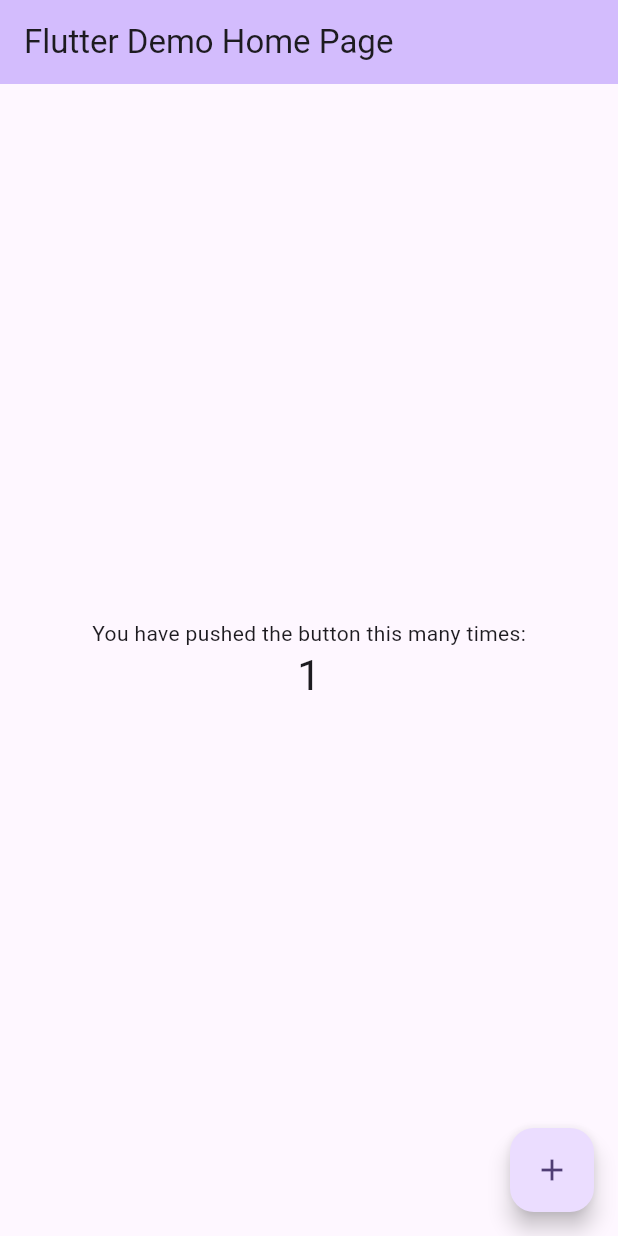
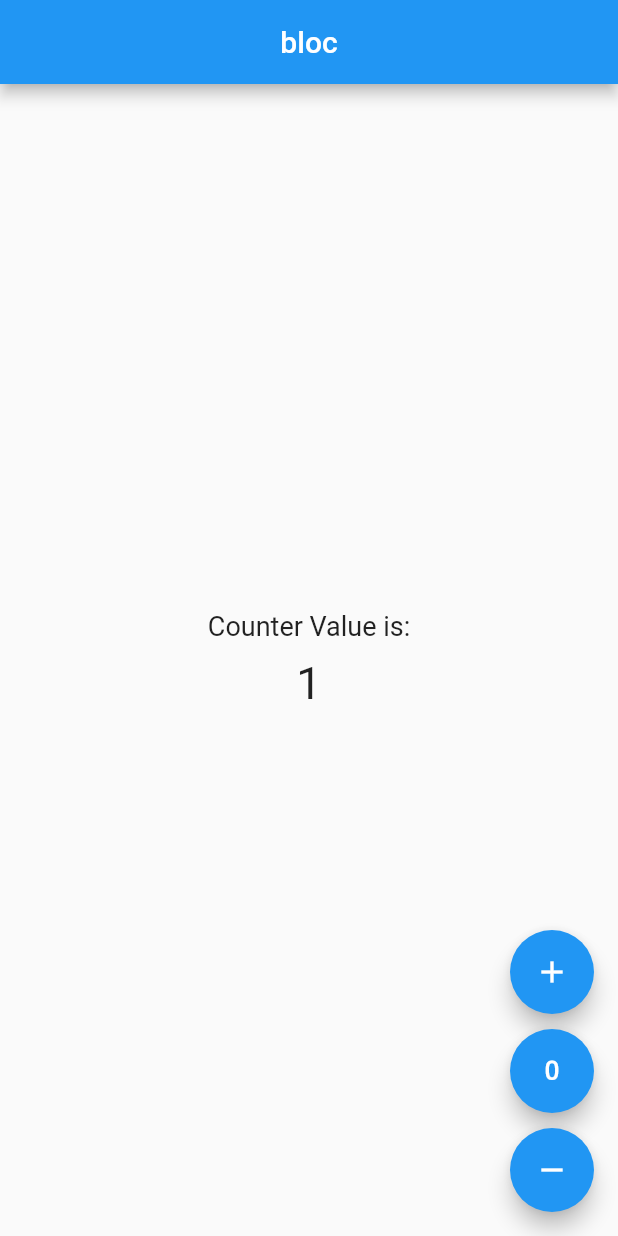
Before and after one commit to Ezzalarab-r/bloc_simple_posts, a Flutter app: the screen it shows after launch, after a tap on the "add" icon, on a phone screen of 412 x 824 dp. Run offline on Flutter 3.47's test engine with Material 2 defaults, Android fonts, the phone set to English and light mode, and no system bars; our stand-ins replace flutter_bloc.

Commit message:
firs example, counter

```diff
--- /dev/null
+++ b/lib/bloc/counter_bloc.dart
@@ -0,0 +1,23 @@
+import 'package:flutter/material.dart';
+import 'package:flutter_bloc/flutter_bloc.dart';
+
+part 'counter_event.dart';
+part 'counter_state.dart';
+
+class CounterBloc extends Bloc<CounterEvent, CounterState> {
+  int counter = 0;
+  CounterBloc() : super(CounterInitial()) {
+    on<CounterEvent>((event, emit) {
+      if (event is CounterIncrement) {
+        counter++;
+        emit(CounterValueChanged(counter));
+      } else if (event is CounterDecrement) {
+        counter--;
+        emit(CounterValueChanged(counter));
+      } else {
+        counter = 0;
+        emit(CounterValueChanged(counter));
+      }
+    });
+  }
+}
--- /dev/null
+++ b/lib/bloc/counter_event.dart
@@ -0,0 +1,10 @@
+part of 'counter_bloc.dart';
+
+@immutable
+abstract class CounterEvent {}
+
+class CounterIncrement extends CounterEvent {}
+
+class CounterDecrement extends CounterEvent {}
+
+class CounterReset extends CounterEvent {}
--- /dev/null
+++ b/lib/bloc/counter_state.dart
@@ -0,0 +1,11 @@
+part of 'counter_bloc.dart';
+
+@immutable
+abstract class CounterState {}
+
+class CounterInitial extends CounterState {}
+
+class CounterValueChanged extends CounterState {
+  final int counter;
+  CounterValueChanged(this.counter);
+}
--- a/lib/main.dart
+++ b/lib/main.dart
@@ -1,4 +1,8 @@
+import 'package:bloc_simple_posts/pages/home_page.dart';
 import 'package:flutter/material.dart';
+import 'package:flutter_bloc/flutter_bloc.dart';
+
+import 'bloc/counter_bloc.dart';
 
 void main() {
   runApp(const MyApp());
@@ -10,116 +14,11 @@ class MyApp extends StatelessWidget {
   // This widget is the root of your application.
   @override
   Widget build(BuildContext context) {
-    return MaterialApp(
-      title: 'Flutter Demo',
-      theme: ThemeData(
-        // This is the theme of your application.
-        //
-        // TRY THIS: Try running your application with "flutter run". You'll see
-        // the application has a blue toolbar. Then, without quitting the app,
-        // try changing the seedColor in the colorScheme below to Colors.green
-        // and then invoke "hot reload" (save your changes or press the "hot
-        // reload" button in a Flutter-supported IDE, or press "r" if you used
-        // the command line to start the app).
-        //
-        // Notice that the counter didn't reset back to zero; the application
-        // state is not lost during the reload. To reset the state, use hot
-        // restart instead.
-        //
-        // This works for code too, not just values: Most code changes can be
-        // tested with just a hot reload.
-        colorScheme: ColorScheme.fromSeed(seedColor: Colors.deepPurple),
-        useMaterial3: true,
+    return BlocProvider(
+      create: (context) => CounterBloc(),
+      child: const MaterialApp(
+        home: MyHomePage(),
       ),
-      home: const MyHomePage(title: 'Flutter Demo Home Page'),
     );
   }
 }
-
-class MyHomePage extends StatefulWidget {
-  const MyHomePage({super.key, required this.title});
-
-  // This widget is the home page of your application. It is stateful, meaning
-  // that it has a State object (defined below) that contains fields that affect
-  // how it looks.
-
-  // This class is the configuration for the state. It holds the values (in this
-  // case the title) provided by the parent (in this case the App widget) and
-  // used by the build method of the State. Fields in a Widget subclass are
-  // always marked "final".
-
-  final String title;
-
-  @override
-  State<MyHomePage> createState() => _MyHomePageState();
-}
-
-class _MyHomePageState extends State<MyHomePage> {
-  int _counter = 0;
-
-  void _incrementCounter() {
-    setState(() {
-      // This call to setState tells the Flutter framework that something has
-      // changed in this State, which causes it to rerun the build method below
-      // so that the display can reflect the updated values. If we changed
-      // _counter without calling setState(), then the build method would not be
-      // called again, and so nothing would appear to happen.
-      _counter++;
-    });
-  }
-
-  @override
-  Widget build(BuildContext context) {
-    // This method is rerun every time setState is called, for instance as done
-    // by the _incrementCounter method above.
-    //
-    // The Flutter framework has been optimized to make rerunning build methods
-    // fast, so that you can just rebuild anything that needs updating rather
-    // than having to individually change instances of widgets.
-    return Scaffold(
-      appBar: AppBar(
-        // TRY THIS: Try changing the color here to a specific color (to
-        // Colors.amber, perhaps?) and trigger a hot reload to see the AppBar
-        // change color while the other colors stay the same.
-        backgroundColor: Theme.of(context).colorScheme.inversePrimary,
-        // Here we take the value from the MyHomePage object that was created by
-        // the App.build method, and use it to set our appbar title.
-        title: Text(widget.title),
-      ),
-      body: Center(
-        // Center is a layout widget. It takes a single child and positions it
-        // in the middle of the parent.
-        child: Column(
-          // Column is also a layout widget. It takes a list of children and
-          // arranges them vertically. By default, it sizes itself to fit its
-          // children horizontally, and tries to be as tall as its parent.
-          //
-          // Column has various properties to control how it sizes itself and
-          // how it positions its children. Here we use mainAxisAlignment to
-          // center the children vertically; the main axis here is the vertical
-          // axis because Columns are vertical (the cross axis would be
-          // horizontal).
-          //
-          // TRY THIS: Invoke "debug painting" (choose the "Toggle Debug Paint"
-          // action in the IDE, or press "p" in the console), to see the
-          // wireframe for each widget.
-          mainAxisAlignment: MainAxisAlignment.center,
-          children: <Widget>[
-            const Text(
-              'You have pushed the button this many times:',
-            ),
-            Text(
-              '$_counter',
-              style: Theme.of(context).textTheme.headlineMedium,
-            ),
-          ],
-        ),
-      ),
-      floatingActionButton: FloatingActionButton(
-        onPressed: _incrementCounter,
-        tooltip: 'Increment',
-        child: const Icon(Icons.add),
-      ), // This trailing comma makes auto-formatting nicer for build methods.
-    );
-  }
-}
--- /dev/null
+++ b/lib/pages/home_page.dart
@@ -0,0 +1,49 @@
+import 'package:flutter/material.dart';
+import 'package:flutter_bloc/flutter_bloc.dart';
+
+import '../bloc/counter_bloc.dart';
+import '../widgets/counter_buttons.dart';
+
+class MyHomePage extends StatefulWidget {
+  const MyHomePage({super.key});
+
+  @override
+  State<MyHomePage> createState() => _MyHomePageState();
+}
+
+class _MyHomePageState extends State<MyHomePage> {
+  @override
+  Widget build(BuildContext context) {
+    return Scaffold(
+      appBar: AppBar(
+        title: const Text('bloc'),
+        centerTitle: true,
+      ),
+      body: Center(
+        child: Column(
+          mainAxisAlignment: MainAxisAlignment.center,
+          children: [
+            const Text(
+              'Counter Value is:',
+              style: TextStyle(fontSize: 18),
+            ),
+            const SizedBox(height: 10),
+            BlocBuilder<CounterBloc, CounterState>(
+              builder: (context, state) {
+                int counter = 0;
+                if (state is CounterValueChanged) {
+                  counter = state.counter;
+                }
+                return Text(
+                  counter.toString(),
+                  style: const TextStyle(fontSize: 30),
+                );
+              },
+            ),
+          ],
+        ),
+      ),
+      floatingActionButton: const CounterButtons(),
+    );
+  }
+}
--- /dev/null
+++ b/lib/widgets/counter_buttons.dart
@@ -0,0 +1,39 @@
+import 'package:flutter/material.dart';
+import 'package:flutter_bloc/flutter_bloc.dart';
+
+import '../bloc/counter_bloc.dart';
+
+class CounterButtons extends StatelessWidget {
+  const CounterButtons({super.key});
+
+  @override
+  Widget build(BuildContext context) {
+    return Column(
+      mainAxisAlignment: MainAxisAlignment.end,
+      children: [
+        FloatingActionButton(
+          onPressed: () {
+            BlocProvider.of<CounterBloc>(context).add(CounterIncrement());
+          },
+          child: const Icon(Icons.add),
+        ),
+        const SizedBox(height: 10),
+        FloatingActionButton(
+          onPressed: () {
+            BlocProvider.of<CounterBloc>(context).add(CounterReset());
+          },
+          child: const Icon(Icons.exposure_zero),
+        ),
+        const SizedBox(height: 10),
+        FloatingActionButton(
+          onPressed: () {
+            BlocProvider.of<CounterBloc>(context).add(CounterDecrement());
+          },
+          child: const Icon(Icons.remove),
+        ),
+      ],
+    );
+  }
+}
+
+class BLocProvider {}
```
Also changed, not shown: pubspec.yaml (+6 -15 lines), pubspec.lock.
